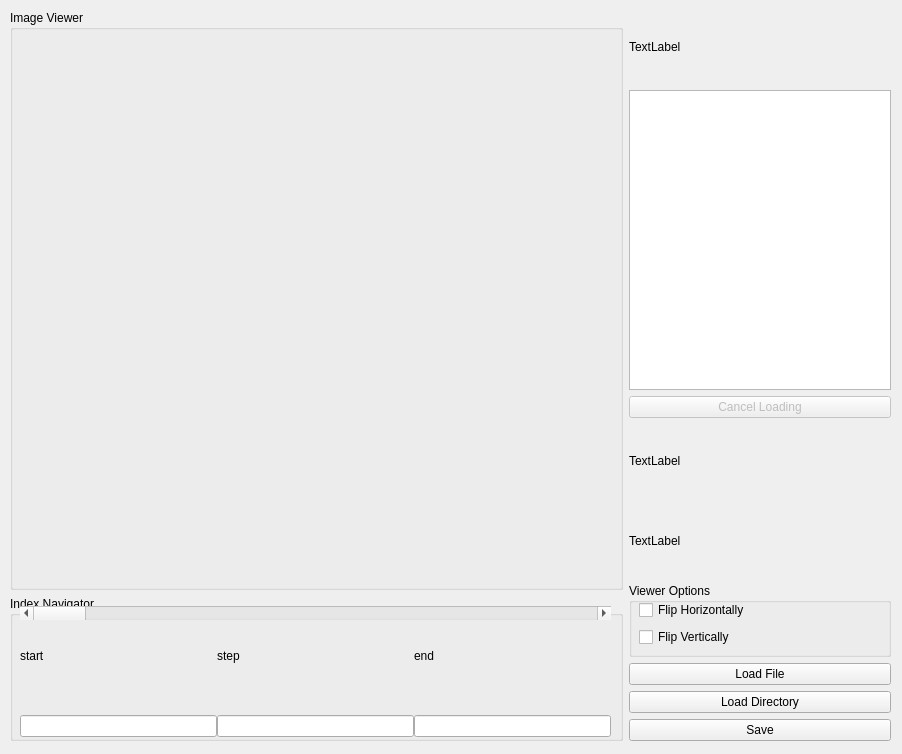
Old version of the form tif_reader_v0.ui in the repository jaeunkim/tif-reader.
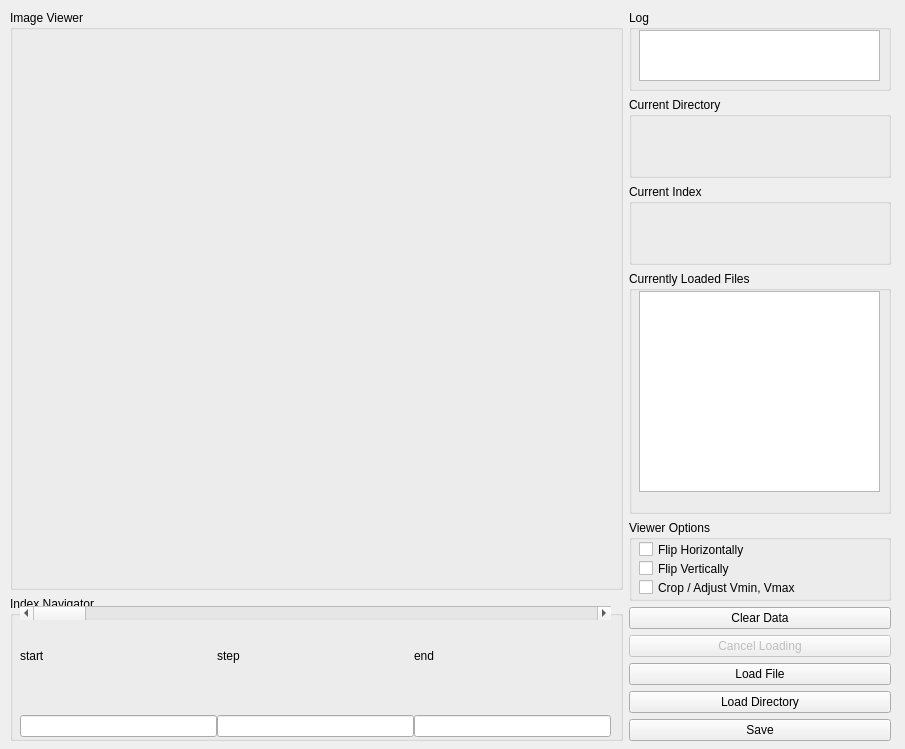
New version of the form.

Commit message: implemented save, load, navigation, etc

Diff of the .ui file:
```diff
--- a/tif_reader_v0.ui
+++ b/tif_reader_v0.ui
@@ -6,8 +6,8 @@
    <rect>
     <x>0</x>
     <y>0</y>
-    <width>902</width>
-    <height>754</height>
+    <width>905</width>
+    <height>749</height>
    </rect>
   </property>
   <property name="windowTitle">
@@ -107,46 +107,96 @@
      </layout>
     </item>
     <item>
-     <layout class="QVBoxLayout" name="verticalLayout_2">
+     <layout class="QVBoxLayout" name="verticalLayout_2" stretch="1,1,1,3,1,2">
       <item>
-       <widget class="QLabel" name="curr_dir_label">
-        <property name="text">
-         <string>TextLabel</string>
+       <widget class="QGroupBox" name="log_gbox">
+        <property name="title">
+         <string>Log</string>
         </property>
+        <widget class="QTextBrowser" name="log_label">
+         <property name="geometry">
+          <rect>
+           <x>10</x>
+           <y>20</y>
+           <width>241</width>
+           <height>51</height>
+          </rect>
+         </property>
+        </widget>
        </widget>
       </item>
       <item>
-       <widget class="QTableView" name="curr_files_table">
-        <property name="maximumSize">
-         <size>
-          <width>16777215</width>
-          <height>300</height>
-         </size>
+       <widget class="QGroupBox" name="curr_dir_gbox">
+        <property name="title">
+         <string>Current Directory</string>
         </property>
+        <widget class="QLabel" name="curr_dir_label">
+         <property name="geometry">
+          <rect>
+           <x>10</x>
+           <y>10</y>
+           <width>241</width>
+           <height>51</height>
+          </rect>
+         </property>
+         <property name="text">
+          <string/>
+         </property>
+         <property name="wordWrap">
+          <bool>true</bool>
+         </property>
+        </widget>
        </widget>
       </item>
       <item>
-       <widget class="QPushButton" name="cancel_loading_btn">
-        <property name="enabled">
-         <bool>false</bool>
+       <widget class="QGroupBox" name="groupBox">
+        <property name="title">
+         <string>Current Index</string>
         </property>
-        <property name="text">
-         <string>Cancel Loading</string>
-        </property>
+        <widget class="QLabel" name="curr_idx_label">
+         <property name="geometry">
+          <rect>
+           <x>10</x>
+           <y>20</y>
+           <width>241</width>
+           <height>41</height>
+          </rect>
+         </property>
+         <property name="font">
+          <font>
+           <family>Arial</family>
+           <pointsize>18</pointsize>
+           <weight>75</weight>
+           <bold>true</bold>
+          </font>
+         </property>
+         <property name="text">
+          <string/>
+         </property>
+        </widget>
        </widget>
       </item>
       <item>
-       <widget class="QLabel" name="log_lbl">
-        <property name="text">
-         <string>TextLabel</string>
+       <widget class="QGroupBox" name="curr_files_gbox">
+        <property name="title">
+         <string>Currently Loaded Files</string>
         </property>
-       </widget>
-      </item>
-      <item>
-       <widget class="QLabel" name="curr_idx_label">
-        <property name="text">
-         <string>TextLabel</string>
-        </property>
+        <widget class="QTableWidget" name="curr_files_table">
+         <property name="geometry">
+          <rect>
+           <x>10</x>
+           <y>20</y>
+           <width>241</width>
+           <height>201</height>
+          </rect>
+         </property>
+         <property name="acceptDrops">
+          <bool>false</bool>
+         </property>
+         <property name="horizontalScrollBarPolicy">
+          <enum>Qt::ScrollBarAsNeeded</enum>
+         </property>
+        </widget>
        </widget>
       </item>
       <item>
@@ -158,9 +208,9 @@
          <property name="geometry">
           <rect>
            <x>10</x>
-           <y>10</y>
+           <y>20</y>
            <width>241</width>
-           <height>61</height>
+           <height>57</height>
           </rect>
          </property>
          <layout class="QVBoxLayout" name="verticalLayout_5">
@@ -181,30 +231,58 @@
             </property>
            </widget>
           </item>
+          <item>
+           <widget class="QCheckBox" name="crop_etc_cbox">
+            <property name="text">
+             <string>Crop / Adjust Vmin, Vmax</string>
+            </property>
+           </widget>
+          </item>
          </layout>
         </widget>
        </widget>
       </item>
       <item>
-       <widget class="QPushButton" name="load_file_btn">
-        <property name="text">
-         <string>Load File</string>
-        </property>
-       </widget>
-      </item>
-      <item>
-       <widget class="QPushButton" name="load_dir_btn">
-        <property name="text">
-         <string>Load Directory</string>
-        </property>
-       </widget>
-      </item>
-      <item>
-       <widget class="QPushButton" name="save_btn">
-        <property name="text">
-         <string>Save</string>
-        </property>
-       </widget>
+       <layout class="QVBoxLayout" name="verticalLayout_3">
+        <item>
+         <widget class="QPushButton" name="clear_data_btn">
+          <property name="text">
+           <string>Clear Data</string>
+          </property>
+         </widget>
+        </item>
+        <item>
+         <widget class="QPushButton" name="cancel_loading_btn">
+          <property name="enabled">
+           <bool>false</bool>
+          </property>
+          <property name="text">
+           <string>Cancel Loading</string>
+          </property>
+         </widget>
+        </item>
+        <item>
+         <widget class="QPushButton" name="load_file_btn">
+          <property name="text">
+           <string>Load File</string>
+          </property>
+         </widget>
+        </item>
+        <item>
+         <widget class="QPushButton" name="load_dir_btn">
+          <property name="text">
+           <string>Load Directory</string>
+          </property>
+         </widget>
+        </item>
+        <item>
+         <widget class="QPushButton" name="save_btn">
+          <property name="text">
+           <string>Save</string>
+          </property>
+         </widget>
+        </item>
+       </layout>
       </item>
      </layout>
     </item>
```
Left out of the diff: 112 changed lines with no effect on the pictures. The commit also changes 1 other file.
